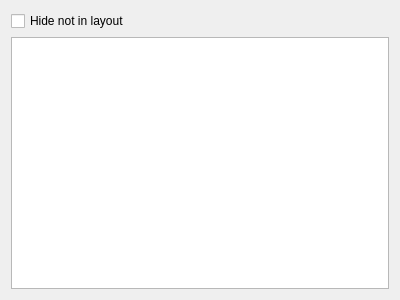
Before: the Qt Designer form src/app/ostara/dialogs/vwidgetdetails.ui in equinox-patterns/Ostara, drawn with Qt 5.
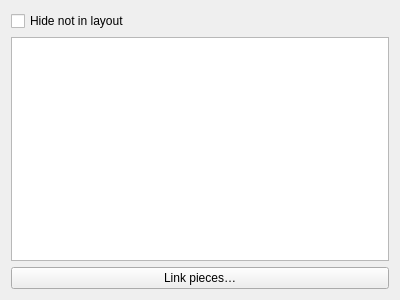
After: the same form once the commit is applied.

Commit message: Details mode: piece groups — full linking (Phase 4) + canary fixes (Phase 5)

The edit to the form file:
```diff
--- a/src/app/ostara/dialogs/vwidgetdetails.ui
+++ b/src/app/ostara/dialogs/vwidgetdetails.ui
@@ -28,7 +28,7 @@
     </widget>
    </item>
    <item>
-    <widget class="QTableWidget" name="tableWidget">
+    <widget class="QTreeWidget" name="treeWidget">
      <property name="alternatingRowColors">
       <bool>true</bool>
      </property>
@@ -38,30 +38,28 @@
      <property name="selectionBehavior">
       <enum>QAbstractItemView::SelectRows</enum>
      </property>
-     <property name="sortingEnabled">
-      <bool>false</bool>
+     <property name="indentation">
+      <number>16</number>
      </property>
-     <attribute name="horizontalHeaderVisible">
+     <attribute name="headerVisible">
       <bool>false</bool>
      </attribute>
-     <attribute name="horizontalHeaderMinimumSectionSize">
+     <attribute name="headerMinimumSectionSize">
       <number>16</number>
      </attribute>
-     <attribute name="horizontalHeaderShowSortIndicator" stdset="0">
+     <attribute name="headerShowSortIndicator" stdset="0">
       <bool>false</bool>
      </attribute>
-     <attribute name="horizontalHeaderStretchLastSection">
+     <attribute name="headerStretchLastSection">
       <bool>true</bool>
      </attribute>
-     <attribute name="verticalHeaderVisible">
-      <bool>false</bool>
-     </attribute>
-     <attribute name="verticalHeaderMinimumSectionSize">
-      <number>10</number>
-     </attribute>
-     <attribute name="verticalHeaderHighlightSections">
-      <bool>false</bool>
-     </attribute>
+    </widget>
+   </item>
+   <item>
+    <widget class="QPushButton" name="linkPiecesButton">
+     <property name="text">
+      <string>Link pieces…</string>
+     </property>
     </widget>
    </item>
   </layout>
```
The commit also changes 54 other files.
